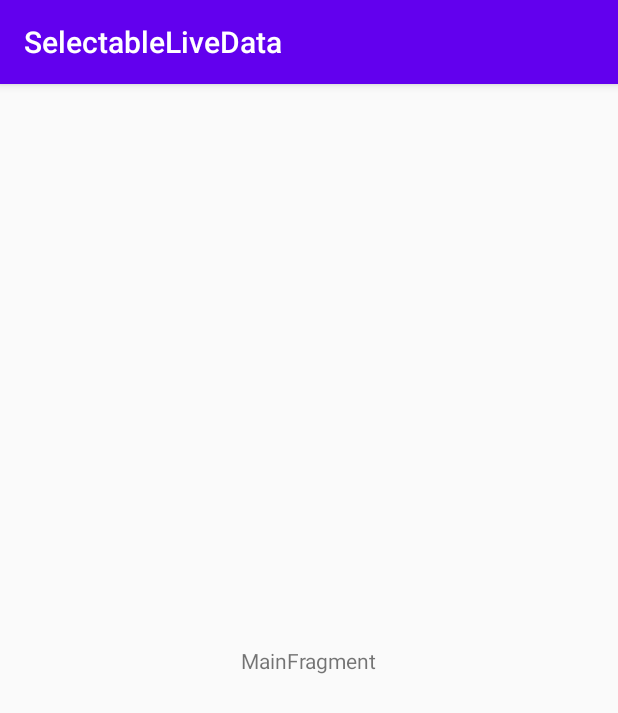
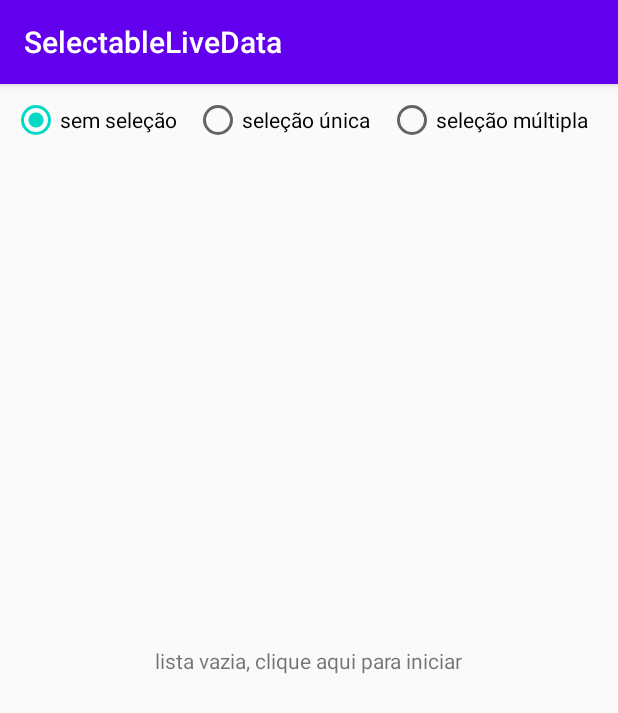
Before and after one commit to Eduardo-Nunes/Selectable-Live-Data, an Android app: the screen it shows after launch (MainActivity), on a phone screen of 412 x 824 dp. Shown: the top 713 px of the screen. Run offline under Robolectric (Android 15) with nearby library versions, the phone set to English and light mode, and no system bars.

```diff
--- a/app/build.gradle
+++ b/app/build.gradle
@@ -26,6 +26,8 @@ android {
 }
 
 dependencies {
+    implementation project(path: ':selectablelistlivedata')
+
     implementation fileTree(dir: 'libs', include: ['*.jar'])
     implementation "org.jetbrains.kotlin:kotlin-stdlib-jdk7:$kotlin_version"
     implementation 'androidx.appcompat:appcompat:1.1.0'
@@ -36,4 +38,6 @@ dependencies {
     testImplementation 'junit:junit:4.12'
     androidTestImplementation 'androidx.test.ext:junit:1.1.1'
     androidTestImplementation 'androidx.test.espresso:espresso-core:3.2.0'
+    implementation 'androidx.recyclerview:recyclerview:1.1.0'
+
 }
--- a/app/src/main/java/com/eduardonunes/selectablelivedata/ui/main/MainFragment.kt
+++ b/app/src/main/java/com/eduardonunes/selectablelivedata/ui/main/MainFragment.kt
@@ -1,12 +1,17 @@
 package com.eduardonunes.selectablelivedata.ui.main
 
-import androidx.lifecycle.ViewModelProviders
 import android.os.Bundle
-import androidx.fragment.app.Fragment
 import android.view.LayoutInflater
 import android.view.View
 import android.view.ViewGroup
+import androidx.fragment.app.Fragment
+import androidx.lifecycle.Observer
+import androidx.lifecycle.ViewModelProviders
+import com.eduardonunes.selectablelistlivedata.infrastructure.ListHolder
 import com.eduardonunes.selectablelivedata.R
+import com.eduardonunes.selectablelivedata.ui.main.models.DumbData
+import com.eduardonunes.selectablelivedata.ui.main.models.SelectableDumbData
+import kotlinx.android.synthetic.main.main_fragment.*
 
 class MainFragment : Fragment() {
 
@@ -14,17 +19,54 @@ class MainFragment : Fragment() {
         fun newInstance() = MainFragment()
     }
 
-    private lateinit var viewModel: MainViewModel
+    private val viewModel: MainViewModel by lazy {
+        ViewModelProviders.of(this).get(MainViewModel::class.java)
+    }
 
-    override fun onCreateView(inflater: LayoutInflater, container: ViewGroup?,
-                              savedInstanceState: Bundle?): View {
+    override fun onCreateView(
+        inflater: LayoutInflater, container: ViewGroup?,
+        savedInstanceState: Bundle?
+    ): View {
         return inflater.inflate(R.layout.main_fragment, container, false)
     }
 
     override fun onActivityCreated(savedInstanceState: Bundle?) {
         super.onActivityCreated(savedInstanceState)
-        viewModel = ViewModelProviders.of(this).get(MainViewModel::class.java)
-        // TODO: Use the ViewModel
+        initData()
+        initListeners()
+    }
+
+    private fun initListeners() {
+        messageView.setOnClickListener { viewModel.initData() }
+    }
+
+    private fun initData() = with(viewModel) {
+        message.observe(viewLifecycleOwner, Observer(::bindMessage))
+        dumbListData.observe(viewLifecycleOwner, Observer(::bindDumbList))
+        multiSelectionData.observe(viewLifecycleOwner, Observer(::bindMultiList))
+        singleSelectionData.observe(viewLifecycleOwner, Observer(::bindSingleList))
+    }
+
+    private fun bindMessage(message: String?) {
+        messageView.text = message
+        messageView.changeVisibility(!message.isNullOrEmpty())
+    }
+
+    private fun bindDumbList(listHolder: ListHolder<DumbData>) {
+
+    }
+
+    private fun bindMultiList(listHolder: ListHolder<SelectableDumbData>) {
+
+    }
+
+    private fun bindSingleList(listHolder: ListHolder<SelectableDumbData>) {
+
     }
 
 }
+
+fun View.changeVisibility(show: Boolean, typeHide: Int = View.GONE) {
+    if (this.visibility == View.VISIBLE && show) return
+    visibility = if (show) View.VISIBLE else typeHide
+}
--- a/app/src/main/java/com/eduardonunes/selectablelivedata/ui/main/MainViewModel.kt
+++ b/app/src/main/java/com/eduardonunes/selectablelivedata/ui/main/MainViewModel.kt
@@ -1,7 +1,42 @@
 package com.eduardonunes.selectablelivedata.ui.main
 
-import androidx.lifecycle.ViewModel
+import android.app.Application
+import androidx.lifecycle.AndroidViewModel
+import androidx.lifecycle.MutableLiveData
+import com.eduardonunes.selectablelistlivedata.ListLiveData
+import com.eduardonunes.selectablelistlivedata.SelectableListLiveData
+import com.eduardonunes.selectablelivedata.R
+import com.eduardonunes.selectablelivedata.ui.main.models.DumbData
+import com.eduardonunes.selectablelivedata.ui.main.models.SelectableDumbData
 
-class MainViewModel : ViewModel() {
-    // TODO: Implement the ViewModel
+class MainViewModel(application: Application) : AndroidViewModel(application) {
+
+    val message = MutableLiveData<String?>()
+    val dumbListData by lazy { ListLiveData<DumbData>() }
+    val multiSelectionData by lazy {
+        SelectableListLiveData<SelectableDumbData>()
+    }
+    val singleSelectionData by lazy {
+        SelectableListLiveData<SelectableDumbData>()
+    }
+
+    fun initData() {
+        val dumbList = mutableListOf<DumbData>()
+        val multiList = mutableListOf<SelectableDumbData>()
+        val singleList = mutableListOf<SelectableDumbData>()
+
+        repeat(100) {
+            dumbList.add(DumbData("dumb item $it"))
+            multiList.add(SelectableDumbData("multi item $it"))
+            singleList.add(SelectableDumbData("single item $it", it == 0))
+        }
+        message.postValue(null)
+        dumbListData.updateList(dumbList)
+        multiSelectionData.updateList(multiList)
+        singleSelectionData.updateList(singleList)
+    }
+
+    init {
+        message.postValue(application.getString(R.string.lista_vazia))
+    }
 }
--- /dev/null
+++ b/app/src/main/java/com/eduardonunes/selectablelivedata/ui/main/models/DumbData.kt
@@ -0,0 +1,3 @@
+package com.eduardonunes.selectablelivedata.ui.main.models
+
+class DumbData(val text: String)
--- /dev/null
+++ b/app/src/main/java/com/eduardonunes/selectablelivedata/ui/main/models/SelectableDumbData.kt
@@ -0,0 +1,8 @@
+package com.eduardonunes.selectablelivedata.ui.main.models
+
+import com.eduardonunes.selectablelistlivedata.infrastructure.SelectableItem
+
+class SelectableDumbData(
+    val text: String,
+    override var isActive: Boolean = false
+) : SelectableItem
--- a/app/src/main/res/layout/main_fragment.xml
+++ b/app/src/main/res/layout/main_fragment.xml
@@ -5,16 +5,79 @@
     android:id="@+id/main"
     android:layout_width="match_parent"
     android:layout_height="match_parent"
+    android:animateLayoutChanges="true"
     tools:context=".ui.main.MainFragment">
 
+    <RadioGroup
+        android:id="@+id/selectableTypeGroup"
+        android:layout_width="match_parent"
+        android:layout_height="wrap_content"
+        android:orientation="horizontal"
+        android:padding="8dp"
+        app:layout_constraintTop_toTopOf="parent">
+
+        <androidx.appcompat.widget.AppCompatRadioButton
+            android:id="@+id/noSelectionOption"
+            android:layout_width="wrap_content"
+            android:layout_height="wrap_content"
+            android:layout_weight="1"
+            android:checked="true"
+            android:text="@string/no_selection" />
+
+        <androidx.appcompat.widget.AppCompatRadioButton
+            android:id="@+id/singleSelectionOption"
+            android:layout_width="wrap_content"
+            android:layout_height="wrap_content"
+            android:layout_weight="1"
+            android:text="@string/single_selection" />
+
+        <androidx.appcompat.widget.AppCompatRadioButton
+            android:id="@+id/multipleSelectionOption"
+            android:layout_width="wrap_content"
+            android:layout_height="wrap_content"
+            android:layout_weight="1"
+            android:text="@string/multi_selection" />
+    </RadioGroup>
+
     <TextView
-        android:id="@+id/message"
+        android:id="@+id/messageView"
         android:layout_width="wrap_content"
         android:layout_height="wrap_content"
-        android:text="MainFragment"
+        android:padding="24dp"
+        android:text="@string/empty"
         app:layout_constraintBottom_toBottomOf="parent"
         app:layout_constraintEnd_toEndOf="parent"
         app:layout_constraintStart_toStartOf="parent"
         app:layout_constraintTop_toTopOf="parent" />
 
+    <androidx.recyclerview.widget.RecyclerView
+        android:id="@+id/noSelectionList"
+        android:layout_width="match_parent"
+        android:layout_height="0dp"
+        android:layout_margin="16dp"
+        app:layout_constraintBottom_toBottomOf="parent"
+        app:layout_constraintEnd_toEndOf="parent"
+        app:layout_constraintStart_toStartOf="parent"
+        app:layout_constraintTop_toBottomOf="@id/selectableTypeGroup" />
+
+    <androidx.recyclerview.widget.RecyclerView
+        android:id="@+id/singleSelectionList"
+        android:layout_width="match_parent"
+        android:layout_height="0dp"
+        android:layout_margin="16dp"
+        app:layout_constraintBottom_toBottomOf="parent"
+        app:layout_constraintEnd_toEndOf="parent"
+        app:layout_constraintStart_toStartOf="parent"
+        app:layout_constraintTop_toBottomOf="@id/selectableTypeGroup" />
+
+    <androidx.recyclerview.widget.RecyclerView
+        android:id="@+id/multiSelectionList"
+        android:layout_width="match_parent"
+        android:layout_height="0dp"
+        android:layout_margin="16dp"
+        app:layout_constraintBottom_toBottomOf="parent"
+        app:layout_constraintEnd_toEndOf="parent"
+        app:layout_constraintStart_toStartOf="parent"
+        app:layout_constraintTop_toBottomOf="@id/selectableTypeGroup" />
+
 </androidx.constraintlayout.widget.ConstraintLayout>
--- a/app/src/main/res/values/strings.xml
+++ b/app/src/main/res/values/strings.xml
@@ -1,3 +1,8 @@
 <resources>
     <string name="app_name">SelectableLiveData</string>
+    <string name="no_selection">sem seleção</string>
+    <string name="single_selection">seleção única</string>
+    <string name="multi_selection">seleção múltipla</string>
+    <string name="lista_vazia">lista vazia, clique aqui para iniciar</string>
+    <string name="empty" />
 </resources>
```
